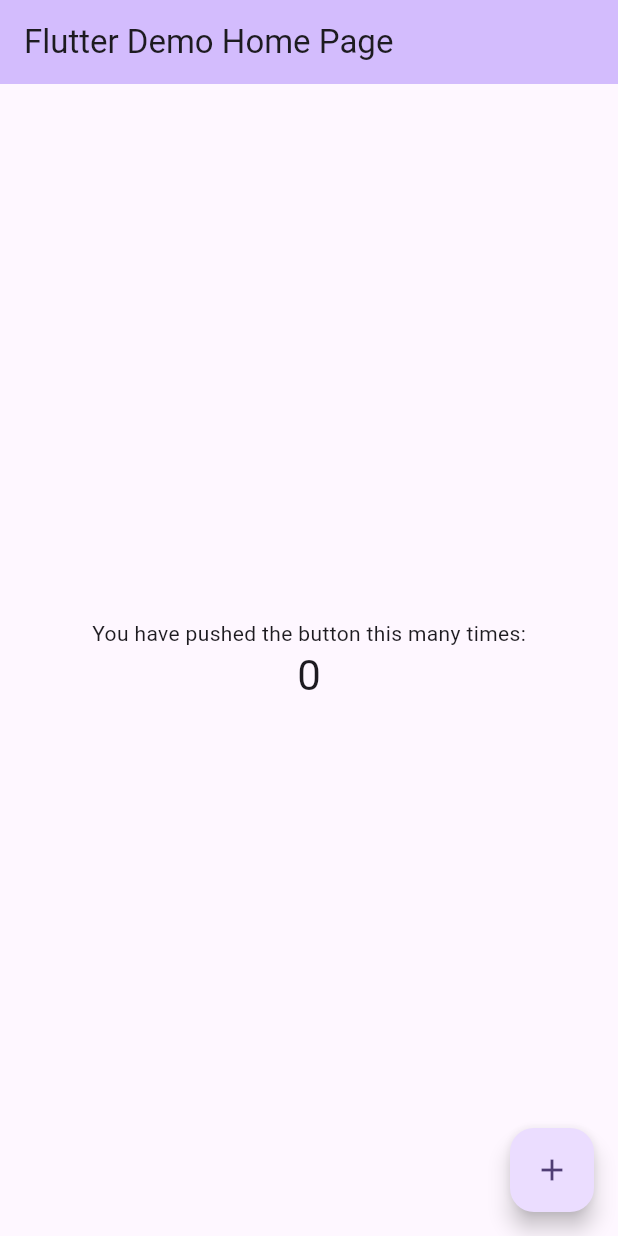
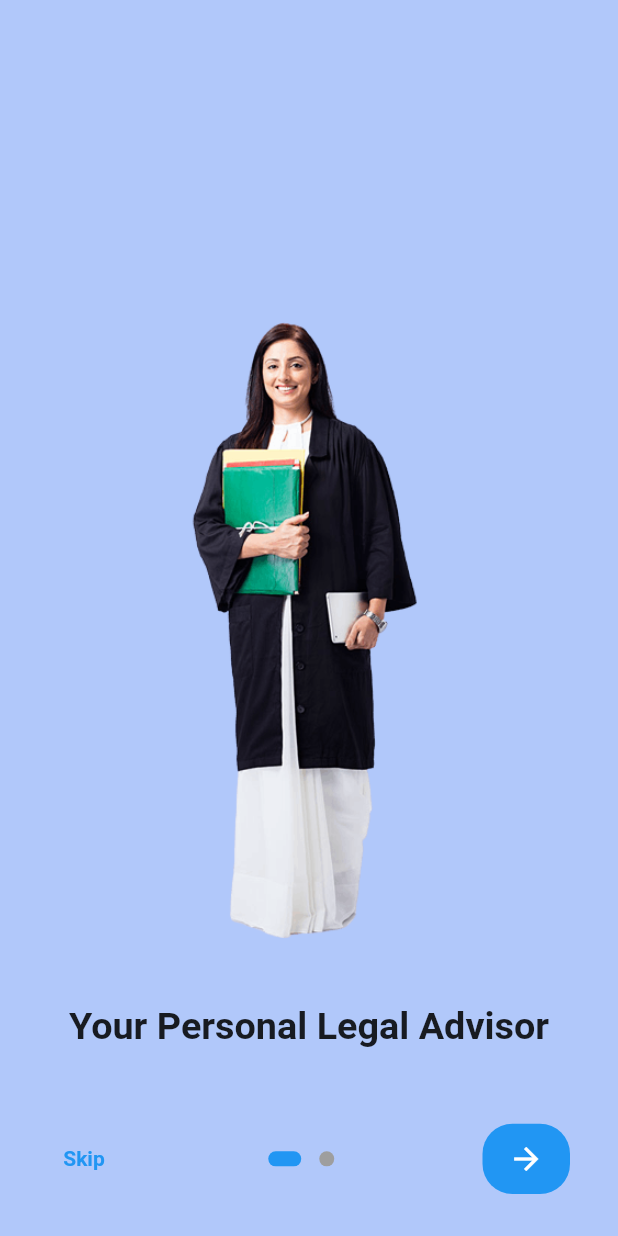
Before and after one commit to ShahnawazDev/nyay, a Flutter app: the screen it shows after launch, on a phone screen of 412 x 824 dp. Run offline on Flutter 3.47's test engine with Material 2 defaults, Android fonts, the phone set to English and light mode, and no system bars; drawn by our look-alikes of introduction_screen; our stand-ins replace flutter_screenutil.

Commit message:
completed onboarding screens

```diff
--- a/lib/main.dart
+++ b/lib/main.dart
@@ -1,125 +1,33 @@
 import 'package:flutter/material.dart';
+import 'package:flutter/services.dart';
+import 'package:flutter_screenutil/flutter_screenutil.dart';
 
-void main() {
-  runApp(const MyApp());
-}
+import 'package:nyay/pages/on_boarding_page.dart';
 
-class MyApp extends StatelessWidget {
-  const MyApp({super.key});
+void main() => runApp(const App());
 
-  // This widget is the root of your application.
+class App extends StatelessWidget {
+  const App({Key? key}) : super(key: key);
+
   @override
   Widget build(BuildContext context) {
-    return MaterialApp(
-      title: 'Flutter Demo',
-      theme: ThemeData(
-        // This is the theme of your application.
-        //
-        // TRY THIS: Try running your application with "flutter run". You'll see
-        // the application has a blue toolbar. Then, without quitting the app,
-        // try changing the seedColor in the colorScheme below to Colors.green
-        // and then invoke "hot reload" (save your changes or press the "hot
-        // reload" button in a Flutter-supported IDE, or press "r" if you used
-        // the command line to start the app).
-        //
-        // Notice that the counter didn't reset back to zero; the application
-        // state is not lost during the reload. To reset the state, use hot
-        // restart instead.
-        //
-        // This works for code too, not just values: Most code changes can be
-        // tested with just a hot reload.
-        colorScheme: ColorScheme.fromSeed(seedColor: Colors.deepPurple),
-        useMaterial3: true,
-      ),
-      home: const MyHomePage(title: 'Flutter Demo Home Page'),
+    SystemChrome.setSystemUIOverlayStyle(
+      SystemUiOverlayStyle.dark.copyWith(statusBarColor: Colors.transparent),
+    );
+
+    return ScreenUtilInit(
+      designSize: const Size(360, 690),
+      minTextAdapt: true,
+      splitScreenMode: true,
+      builder: (_, child) {
+        return MaterialApp(
+          debugShowCheckedModeBanner: false,
+          title: 'Introduction screen',
+          theme: ThemeData(primarySwatch: Colors.blue),
+          home: child,
+        );
+      },
+      child: const OnBoardingPage(),
     );
   }
 }
-
-class MyHomePage extends StatefulWidget {
-  const MyHomePage({super.key, required this.title});
-
-  // This widget is the home page of your application. It is stateful, meaning
-  // that it has a State object (defined below) that contains fields that affect
-  // how it looks.
-
-  // This class is the configuration for the state. It holds the values (in this
-  // case the title) provided by the parent (in this case the App widget) and
-  // used by the build method of the State. Fields in a Widget subclass are
-  // always marked "final".
-
-  final String title;
-
-  @override
-  State<MyHomePage> createState() => _MyHomePageState();
-}
-
-class _MyHomePageState extends State<MyHomePage> {
-  int _counter = 0;
-
-  void _incrementCounter() {
-    setState(() {
-      // This call to setState tells the Flutter framework that something has
-      // changed in this State, which causes it to rerun the build method below
-      // so that the display can reflect the updated values. If we changed
-      // _counter without calling setState(), then the build method would not be
-      // called again, and so nothing would appear to happen.
-      _counter++;
-    });
-  }
-
-  @override
-  Widget build(BuildContext context) {
-    // This method is rerun every time setState is called, for instance as done
-    // by the _incrementCounter method above.
-    //
-    // The Flutter framework has been optimized to make rerunning build methods
-    // fast, so that you can just rebuild anything that needs updating rather
-    // than having to individually change instances of widgets.
-    return Scaffold(
-      appBar: AppBar(
-        // TRY THIS: Try changing the color here to a specific color (to
-        // Colors.amber, perhaps?) and trigger a hot reload to see the AppBar
-        // change color while the other colors stay the same.
-        backgroundColor: Theme.of(context).colorScheme.inversePrimary,
-        // Here we take the value from the MyHomePage object that was created by
-        // the App.build method, and use it to set our appbar title.
-        title: Text(widget.title),
-      ),
-      body: Center(
-        // Center is a layout widget. It takes a single child and positions it
-        // in the middle of the parent.
-        child: Column(
-          // Column is also a layout widget. It takes a list of children and
-          // arranges them vertically. By default, it sizes itself to fit its
-          // children horizontally, and tries to be as tall as its parent.
-          //
-          // Column has various properties to control how it sizes itself and
-          // how it positions its children. Here we use mainAxisAlignment to
-          // center the children vertically; the main axis here is the vertical
-          // axis because Columns are vertical (the cross axis would be
-          // horizontal).
-          //
-          // TRY THIS: Invoke "debug painting" (choose the "Toggle Debug Paint"
-          // action in the IDE, or press "p" in the console), to see the
-          // wireframe for each widget.
-          mainAxisAlignment: MainAxisAlignment.center,
-          children: <Widget>[
-            const Text(
-              'You have pushed the button this many times:',
-            ),
-            Text(
-              '$_counter',
-              style: Theme.of(context).textTheme.headlineMedium,
-            ),
-          ],
-        ),
-      ),
-      floatingActionButton: FloatingActionButton(
-        onPressed: _incrementCounter,
-        tooltip: 'Increment',
-        child: const Icon(Icons.add),
-      ), // This trailing comma makes auto-formatting nicer for build methods.
-    );
-  }
-}
--- /dev/null
+++ b/lib/pages/home_page.dart
@@ -0,0 +1,13 @@
+import 'package:flutter/material.dart';
+
+class HomePage extends StatelessWidget {
+  const HomePage({Key? key}) : super(key: key);
+
+  @override
+  Widget build(BuildContext context) {
+    return Scaffold(
+      appBar: AppBar(title: const Text('Home')),
+      body: const Center(child: Text("Demo Home Page")),
+    );
+  }
+}
--- /dev/null
+++ b/lib/pages/on_boarding_page.dart
@@ -0,0 +1,158 @@
+import 'package:flutter/foundation.dart';
+import 'package:flutter/material.dart';
+import 'package:flutter_screenutil/flutter_screenutil.dart';
+import 'package:introduction_screen/introduction_screen.dart';
+import 'package:nyay/pages/home_page.dart';
+
+class OnBoardingPage extends StatefulWidget {
+  const OnBoardingPage({Key? key}) : super(key: key);
+
+  @override
+  OnBoardingPageState createState() => OnBoardingPageState();
+}
+
+class OnBoardingPageState extends State<OnBoardingPage> {
+  final introKey = GlobalKey<IntroductionScreenState>();
+
+  void _onIntroEnd(context) {
+    Navigator.of(context).pushReplacement(
+      MaterialPageRoute(builder: (_) => const HomePage()),
+    );
+  }
+
+  @override
+  Widget build(BuildContext context) {
+    const bodyStyle = TextStyle(fontSize: 19.0);
+
+    const pageDecoration = PageDecoration(
+      titleTextStyle: TextStyle(fontSize: 28.0, fontWeight: FontWeight.w700),
+      bodyTextStyle: bodyStyle,
+      bodyPadding: EdgeInsets.fromLTRB(16.0, 0.0, 16.0, 16.0),
+      pageColor: Color.fromRGBO(177, 200, 250, 100.0),
+      imagePadding: EdgeInsets.zero,
+    );
+
+    return IntroductionScreen(
+      key: introKey,
+      globalBackgroundColor: const Color.fromRGBO(177, 200, 250, 1.0),
+      allowImplicitScrolling: true,
+      autoScrollDuration: 30000,
+      infiniteAutoScroll: false,
+      // globalHeader: Align(
+      //   alignment: Alignment.topRight,
+      //   child: SafeArea(
+      //     child: Padding(
+      //       padding: const EdgeInsets.only(top: 16, right: 16),
+      //       child: _buildImage('flutter.png', 100),
+      //     ),
+      //   ),
+      // ),
+      // globalFooter: SizedBox(
+      //   width: double.infinity,
+      //   height: 60,
+      //   child: ElevatedButton(
+      //     child: const Text(
+      //       'Let\'s go right away!',
+      //       style: TextStyle(fontSize: 16.0, fontWeight: FontWeight.bold),
+      //     ),
+      //     onPressed: () => _onIntroEnd(context),
+      //   ),
+      // ),
+      pages: [
+        PageViewModel(
+          titleWidget: Padding(
+            padding: EdgeInsets.symmetric(horizontal: 25.0.w),
+            child: Text(
+              "Your Personal Legal Advisor",
+              style: TextStyle(
+                fontSize: 22.w,
+                fontWeight: FontWeight.bold,
+              ),
+            ),
+          ),
+          body: "",
+          image:
+              Image.asset('assets/images/onboarding/lawyer1.png', width: 250.h),
+          decoration: pageDecoration.copyWith(
+            bodyFlex: 1,
+            imageFlex: 6,
+            safeArea: 80,
+          ),
+        ),
+        PageViewModel(
+          titleWidget: Padding(
+            padding: EdgeInsets.symmetric(horizontal: 25.0.w),
+            child: Text(
+              "Get advice only from a companion you believe in",
+              style: TextStyle(
+                fontSize: 22.w,
+                fontWeight: FontWeight.bold,
+              ),
+            ),
+          ),
+          body: "",
+          decoration: pageDecoration.copyWith(
+            bodyFlex: 1,
+            imageFlex: 4,
+            // bodyAlignment: Alignment.bottomCenter,
+            // imageAlignment: Alignment.topCenter,
+          ),
+          image:
+              Image.asset('assets/images/onboarding/lawyer2.png', width: 150.h),
+          reverse: false,
+        ),
+      ],
+      onDone: () => _onIntroEnd(context),
+      onSkip: () => _onIntroEnd(context),
+      // You can override onSkip callback
+      showSkipButton: true,
+      skipOrBackFlex: 0,
+      nextFlex: 0,
+      showBackButton: false,
+      //rtl: true, // Display as right-to-left
+      back: const Icon(Icons.arrow_back),
+      skip: const Text('Skip', style: TextStyle(fontWeight: FontWeight.w600)),
+      next: Container(
+        padding: EdgeInsets.symmetric(horizontal: 15.w, vertical: 10.w),
+        decoration: BoxDecoration(
+          color: Colors.blue,
+          borderRadius: BorderRadius.circular(20),
+        ),
+        child: const Icon(
+          Icons.arrow_forward,
+          color: Colors.white,
+        ),
+      ),
+      done: Container(
+        padding: EdgeInsets.symmetric(horizontal: 25.w, vertical: 15.w),
+        decoration: BoxDecoration(
+          color: Colors.blue,
+          borderRadius: BorderRadius.circular(20),
+        ),
+        child: const Text(
+          'Done',
+          style: TextStyle(color:Colors.white,fontWeight: FontWeight.w600,),
+        ),
+      ),
+      curve: Curves.fastLinearToSlowEaseIn,
+      controlsMargin: const EdgeInsets.all(16),
+      controlsPadding: kIsWeb
+          ? const EdgeInsets.all(12.0)
+          : const EdgeInsets.fromLTRB(8.0, 4.0, 8.0, 4.0),
+      dotsDecorator: const DotsDecorator(
+        size: Size(10.0, 10.0),
+        // color: Color(0xFFBDBDBD),
+        activeSize: Size(22.0, 10.0),
+        activeShape: RoundedRectangleBorder(
+          borderRadius: BorderRadius.all(Radius.circular(25.0)),
+        ),
+      ),
+      // dotsContainerDecorator: const ShapeDecoration(
+      //   color: Colors.black87,
+      //   shape: RoundedRectangleBorder(
+      //     borderRadius: BorderRadius.all(Radius.circular(8.0)),
+      //   ),
+      // ),
+    );
+  }
+}
--- a/pubspec.yaml
+++ b/pubspec.yaml
@@ -35,6 +35,8 @@ dependencies:
   # The following adds the Cupertino Icons font to your application.
   # Use with the CupertinoIcons class for iOS style icons.
   cupertino_icons: ^1.0.2
+  introduction_screen: ^3.1.11
+  flutter_screenutil: ^5.9.0
 
 dev_dependencies:
   flutter_test:
@@ -59,7 +61,8 @@ flutter:
   uses-material-design: true
 
   # To add assets to your application, add an assets section, like this:
-  # assets:
+  assets:
+    - assets/images/onboarding/
   #   - images/a_dot_burr.jpeg
   #   - images/a_dot_ham.jpeg
 
```
Also changed, not shown: assets/images/onboarding/lawyer1.png (added), assets/images/onboarding/lawyer2.png (added), pubspec.lock.
